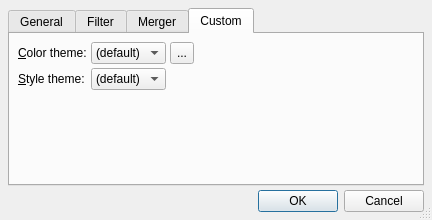
Qt form src/qpwgraph_options.ui (rncbc/qpwgraph) before a commit.
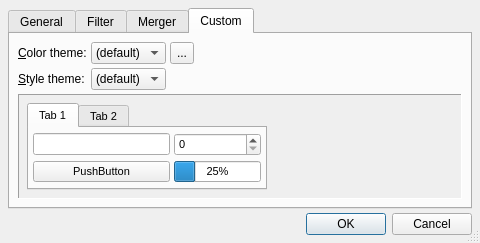
The same form after that commit. The open tabs and pages were chosen to show the change. Icons and pictures are not drawn.

Commit message: - Graph/Options.../Custom/Color theme (with palette editor) and   (widget) Style theme selectors are introduced (with preview).

The edit to the form file:
```diff
--- a/src/qpwgraph_options.ui
+++ b/src/qpwgraph_options.ui
@@ -26,8 +26,8 @@
    <rect>
     <x>0</x>
     <y>0</y>
-    <width>240</width>
-    <height>120</height>
+    <width>480</width>
+    <height>240</height>
    </rect>
   </property>
   <property name="windowTitle">
@@ -648,20 +648,140 @@
         </widget>
        </item>
        <item row="2" column="0" colspan="4">
-        <spacer>
-         <property name="orientation">
-          <enum>Qt::Vertical</enum>
+        <widget class="QFrame" name="CustomPreviewFrame">
+         <property name="toolTip">
+          <string>Custom theme preview</string>
          </property>
-         <property name="sizeType">
-          <enum>QSizePolicy::Expanding</enum>
+         <property name="autoFillBackground">
+          <bool>true</bool>
          </property>
-         <property name="sizeHint">
-          <size>
-           <width>20</width>
-           <height>8</height>
-          </size>
+         <property name="frameShape">
+          <enum>QFrame::Shape::Panel</enum>
          </property>
-        </spacer>
+         <property name="frameShadow">
+          <enum>QFrame::Shadow::Sunken</enum>
+         </property>
+         <layout class="QVBoxLayout">
+          <property name="spacing">
+           <number>8</number>
+          </property>
+          <property name="margin">
+           <number>8</number>
+          </property>
+          <item>
+           <widget class="QWidget" name="CustomPreviewWidget">
+            <property name="font">
+             <font>
+              <pointsize>8</pointsize>
+              <weight>50</weight>
+              <bold>false</bold>
+             </font>
+            </property>
+            <property name="maximumSize">
+             <size>
+              <width>240</width>
+              <height>120</height>
+             </size>
+            </property>
+            <layout class="QVBoxLayout">
+             <property name="spacing">
+              <number>0</number>
+             </property>
+             <property name="margin">
+              <number>0</number>
+             </property>
+             <item>
+              <widget class="QTabWidget" name="CustomPreviewTabWidget">
+               <property name="focusPolicy">
+                <enum>Qt::NoFocus</enum>
+               </property>
+               <property name="currentIndex">
+                <number>0</number>
+               </property>
+               <widget class="QWidget" name="CustomPreviewTab1">
+                <attribute name="title">
+                 <string>Tab 1</string>
+                </attribute>
+                <layout class="QGridLayout">
+                 <property name="spacing">
+                  <number>4</number>
+                 </property>
+                 <property name="margin">
+                  <number>4</number>
+                 </property>
+                 <item row="1" column="0">
+                  <widget class="QPushButton" name="CustomPreviewPushButton">
+                   <property name="focusPolicy">
+                    <enum>Qt::NoFocus</enum>
+                   </property>
+                   <property name="text">
+                    <string>PushButton</string>
+                   </property>
+                  </widget>
+                 </item>
+                 <item row="1" column="1" colspan="2">
+                  <widget class="QProgressBar" name="CustomPreviewProgressBar">
+                   <property name="value">
+                    <number>25</number>
+                   </property>
+                  </widget>
+                 </item>
+                 <item row="0" column="0">
+                  <widget class="QLineEdit" name="CustomPreviewLineEdit">
+                   <property name="focusPolicy">
+                    <enum>Qt::NoFocus</enum>
+                   </property>
+                  </widget>
+                 </item>
+                 <item row="0" column="1" colspan="2">
+                  <widget class="QSpinBox" name="CustomPreviewSpinBox">
+                   <property name="focusPolicy">
+                    <enum>Qt::NoFocus</enum>
+                   </property>
+                  </widget>
+                 </item>
+                </layout>
+               </widget>
+               <widget class="QWidget" name="CustomPreviewTab2">
+                <attribute name="title">
+                 <string>Tab 2</string>
+                </attribute>
+                <layout class="QVBoxLayout">
+                 <property name="spacing">
+                  <number>4</number>
+                 </property>
+                 <property name="margin">
+                  <number>4</number>
+                 </property>
+                 <item>
+                  <widget class="QRadioButton" name="CustomPreviewRadioButton">
+                   <property name="focusPolicy">
+                    <enum>Qt::NoFocus</enum>
+                   </property>
+                   <property name="text">
+                    <string>RadioButton</string>
+                   </property>
+                  </widget>
+                 </item>
+                 <item>
+                  <widget class="QCheckBox" name="CustomPreviewCheckBox">
+                   <property name="focusPolicy">
+                    <enum>Qt::NoFocus</enum>
+                   </property>
+                   <property name="text">
+                    <string>CheckBox</string>
+                   </property>
+                  </widget>
+                 </item>
+                </layout>
+               </widget>
+              </widget>
+             </item>
+            </layout>
+           </widget>
+          </item>
+         </layout>
+        </widget>
        </item>
       </layout>
      </widget>
```
The commit also changes 3 other files.
